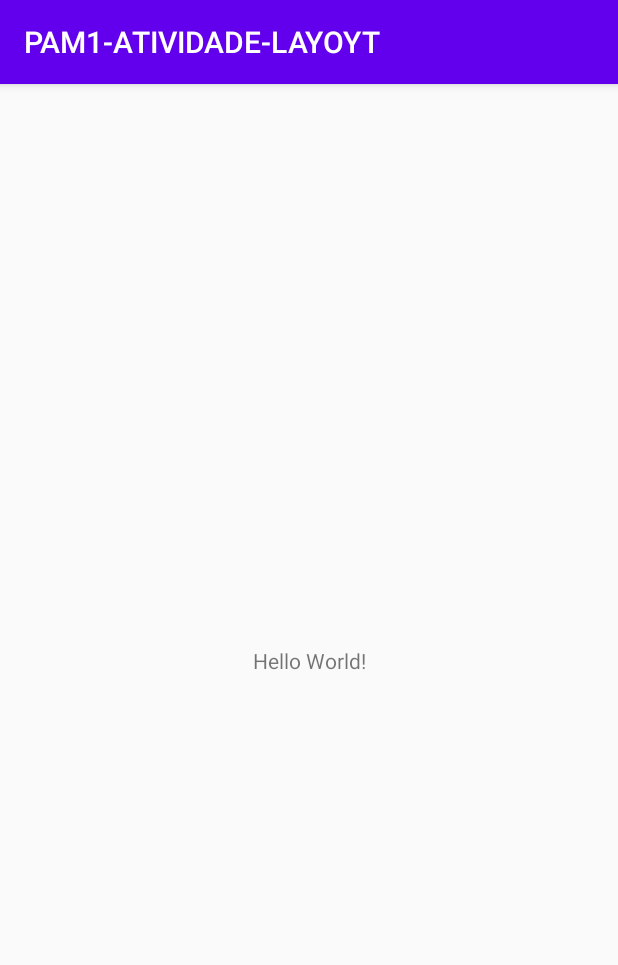
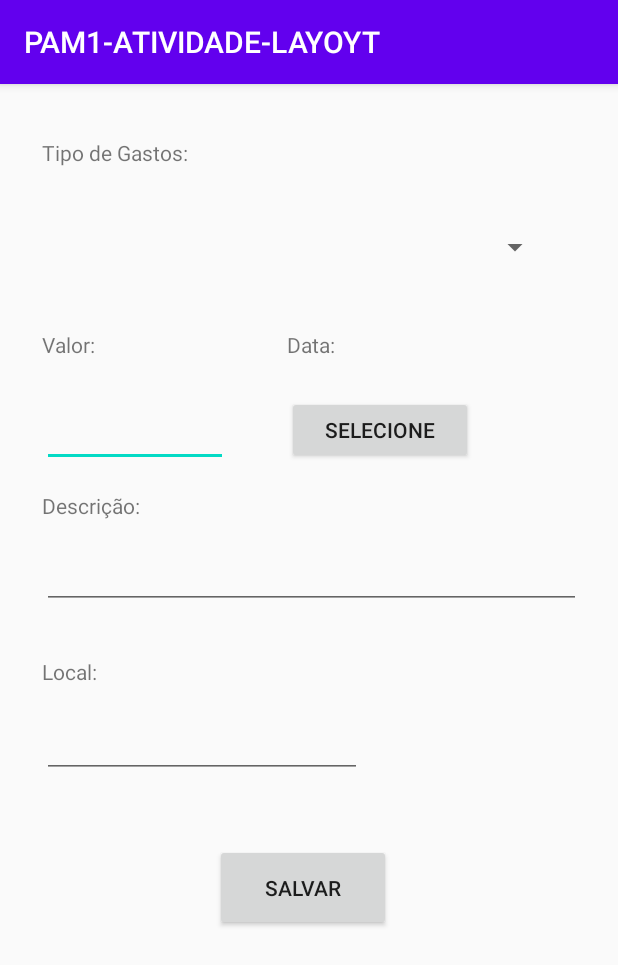
Before and after one commit to maroyofelippe/PAM1-ATIVIDADE-LAYOUT, an Android app: the screen it shows after launch (MainActivity), on a phone screen of 412 x 824 dp. Shown: the top 965 px of the screen. Run offline under Robolectric (Android 15) with nearby library versions, the phone set to English and light mode, and no system bars.

Commit message:
Layout Concluido

```diff
--- a/app/src/main/res/layout/activity_main.xml
+++ b/app/src/main/res/layout/activity_main.xml
@@ -7,12 +7,110 @@
     tools:context=".MainActivity">
 
     <TextView
+        android:id="@+id/textView"
+        android:layout_width="115dp"
+        android:layout_height="30dp"
+        android:layout_marginStart="28dp"
+        android:layout_marginLeft="28dp"
+        android:layout_marginTop="36dp"
+        android:text="@string/tipoDeGstos"
+        app:layout_constraintStart_toStartOf="parent"
+        app:layout_constraintTop_toTopOf="parent" />
+
+    <Spinner
+        android:id="@+id/spinner"
+        android:layout_width="339dp"
+        android:layout_height="38dp"
+        android:layout_marginTop="24dp"
+        app:layout_constraintStart_toStartOf="@+id/textView"
+        app:layout_constraintTop_toBottomOf="@+id/textView" />
+
+    <TextView
+        android:id="@+id/textView2"
+        android:layout_width="71dp"
+        android:layout_height="23dp"
+        android:layout_marginTop="36dp"
+        android:text="@string/valor"
+        app:layout_constraintStart_toStartOf="@+id/spinner"
+        app:layout_constraintTop_toBottomOf="@+id/spinner" />
+
+    <TextView
+        android:id="@+id/textView3"
+        android:layout_width="70dp"
+        android:layout_height="28dp"
+        android:layout_marginStart="92dp"
+        android:layout_marginLeft="92dp"
+        android:layout_marginTop="36dp"
+        android:text="@string/data"
+        app:layout_constraintStart_toEndOf="@+id/textView2"
+        app:layout_constraintTop_toBottomOf="@+id/spinner" />
+
+    <EditText
+        android:id="@+id/editText3"
+        android:layout_width="124dp"
+        android:layout_height="40dp"
+        android:layout_marginTop="28dp"
+        android:ems="10"
+        android:inputType="numberDecimal"
+        app:layout_constraintStart_toStartOf="@+id/textView2"
+        app:layout_constraintTop_toBottomOf="@+id/textView2" />
+
+    <TextView
+        android:id="@+id/textView4"
         android:layout_width="wrap_content"
         android:layout_height="wrap_content"
-        android:text="Hello World!"
-        app:layout_constraintBottom_toBottomOf="parent"
-        app:layout_constraintLeft_toLeftOf="parent"
-        app:layout_constraintRight_toRightOf="parent"
-        app:layout_constraintTop_toTopOf="parent" />
+        android:layout_marginTop="16dp"
+        android:text="@string/descricao"
+        app:layout_constraintStart_toStartOf="@+id/editText3"
+        app:layout_constraintTop_toBottomOf="@+id/editText3" />
+
+    <EditText
+        android:id="@+id/editText5"
+        android:layout_width="359dp"
+        android:layout_height="47dp"
+        android:layout_marginTop="12dp"
+        android:ems="10"
+        android:inputType="textPersonName"
+        app:layout_constraintStart_toStartOf="@+id/textView4"
+        app:layout_constraintTop_toBottomOf="@+id/textView4" />
+
+    <TextView
+        android:id="@+id/textView5"
+        android:layout_width="wrap_content"
+        android:layout_height="wrap_content"
+        android:layout_marginTop="32dp"
+        android:text="@string/local"
+        app:layout_constraintStart_toStartOf="@+id/editText5"
+        app:layout_constraintTop_toBottomOf="@+id/editText5" />
+
+    <EditText
+        android:id="@+id/editText6"
+        android:layout_width="wrap_content"
+        android:layout_height="wrap_content"
+        android:layout_marginTop="16dp"
+        android:ems="10"
+        android:inputType="textPersonName"
+        app:layout_constraintStart_toStartOf="@+id/textView5"
+        app:layout_constraintTop_toBottomOf="@+id/textView5" />
+
+    <Button
+        android:id="@+id/button"
+        android:layout_width="117dp"
+        android:layout_height="58dp"
+        android:layout_marginTop="44dp"
+        android:text="@string/btnSalvar"
+        app:layout_constraintEnd_toEndOf="parent"
+        app:layout_constraintHorizontal_bias="0.486"
+        app:layout_constraintStart_toStartOf="parent"
+        app:layout_constraintTop_toBottomOf="@+id/editText6" />
+
+    <Button
+        android:id="@+id/button2"
+        android:layout_width="124dp"
+        android:layout_height="45dp"
+        android:layout_marginTop="16dp"
+        android:text="@string/btnSelecione"
+        app:layout_constraintStart_toStartOf="@+id/textView3"
+        app:layout_constraintTop_toBottomOf="@+id/textView3" />
 
 </androidx.constraintlayout.widget.ConstraintLayout>
--- a/app/src/main/res/values/strings.xml
+++ b/app/src/main/res/values/strings.xml
@@ -1,3 +1,10 @@
 <resources>
     <string name="app_name">PAM1-ATIVIDADE-LAYOYT</string>
+    <string name="tipoDeGstos">Tipo de Gastos:</string>
+    <string name="valor">Valor:</string>
+    <string name="data">Data:</string>
+    <string name="descricao">Descrição:</string>
+    <string name="local">Local:</string>
+    <string name="btnSalvar">SALVAR</string>
+    <string name="btnSelecione">SELECIONE</string>
 </resources>
```
